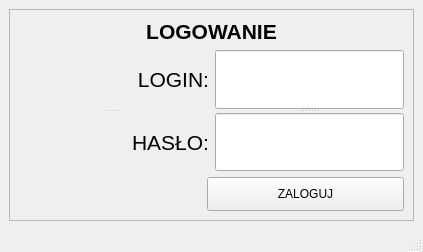
Old version of the form templates/login.ui in the repository PanWitold/program_ksiegowy.
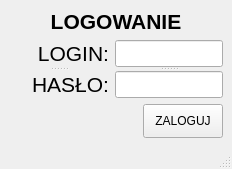
New version of the form.

Patch:
```diff
--- a/templates/login.ui
+++ b/templates/login.ui
@@ -6,8 +6,8 @@
    <rect>
     <x>0</x>
     <y>0</y>
-    <width>423</width>
-    <height>252</height>
+    <width>232</width>
+    <height>169</height>
    </rect>
   </property>
   <property name="windowTitle">
@@ -15,34 +15,6 @@
   </property>
   <widget class="QWidget" name="centralwidget">
    <layout class="QGridLayout" name="gridLayout">
-    <item row="0" column="0">
-     <widget class="QFrame" name="logowanie">
-      <property name="frameShape">
-       <enum>QFrame::StyledPanel</enum>
-      </property>
-      <property name="frameShadow">
-       <enum>QFrame::Raised</enum>
-      </property>
-      <layout class="QFormLayout" name="formLayout">
-       <item row="0" column="0" colspan="2">
-        <widget class="QLabel" name="label_3">
-         <property name="mouseTracking">
-          <bool>true</bool>
-         </property>
-         <property name="layoutDirection">
-          <enum>Qt::LeftToRight</enum>
-         </property>
-         <property name="text">
-          <string>&lt;html&gt;&lt;head/&gt;&lt;body&gt;&lt;p align=&quot;center&quot;&gt;&lt;span style=&quot; font-size:16pt; font-weight:600;&quot;&gt;LOGOWANIE&lt;/span&gt;&lt;/p&gt;&lt;/body&gt;&lt;/html&gt;</string>
-         </property>
-         <property name="textFormat">
-          <enum>Qt::RichText</enum>
-         </property>
-         <property name="alignment">
-          <set>Qt::AlignHCenter|Qt::AlignTop</set>
-         </property>
-        </widget>
-       </item>
        <item row="1" column="0" colspan="2">
         <layout class="QHBoxLayout" name="horizontalLayout">
          <item>
@@ -129,7 +101,7 @@
          </property>
          <property name="sizeHint" stdset="0">
           <size>
-           <width>182</width>
+        <width>130</width>
            <height>34</height>
           </size>
          </property>
@@ -147,7 +119,23 @@
          </widget>
         </widget>
        </item>
-      </layout>
+    <item row="0" column="0" colspan="2">
+     <widget class="QLabel" name="label_3">
+      <property name="mouseTracking">
+       <bool>true</bool>
+      </property>
+      <property name="layoutDirection">
+       <enum>Qt::LeftToRight</enum>
+      </property>
+      <property name="text">
+       <string>&lt;html&gt;&lt;head/&gt;&lt;body&gt;&lt;p align=&quot;center&quot;&gt;&lt;span style=&quot; font-size:16pt; font-weight:600;&quot;&gt;LOGOWANIE&lt;/span&gt;&lt;/p&gt;&lt;/body&gt;&lt;/html&gt;</string>
+      </property>
+      <property name="textFormat">
+       <enum>Qt::RichText</enum>
+      </property>
+      <property name="alignment">
+       <set>Qt::AlignHCenter|Qt::AlignTop</set>
+      </property>
      </widget>
     </item>
    </layout>
```
Lines whose indentation alone changed are shown as unchanged.
